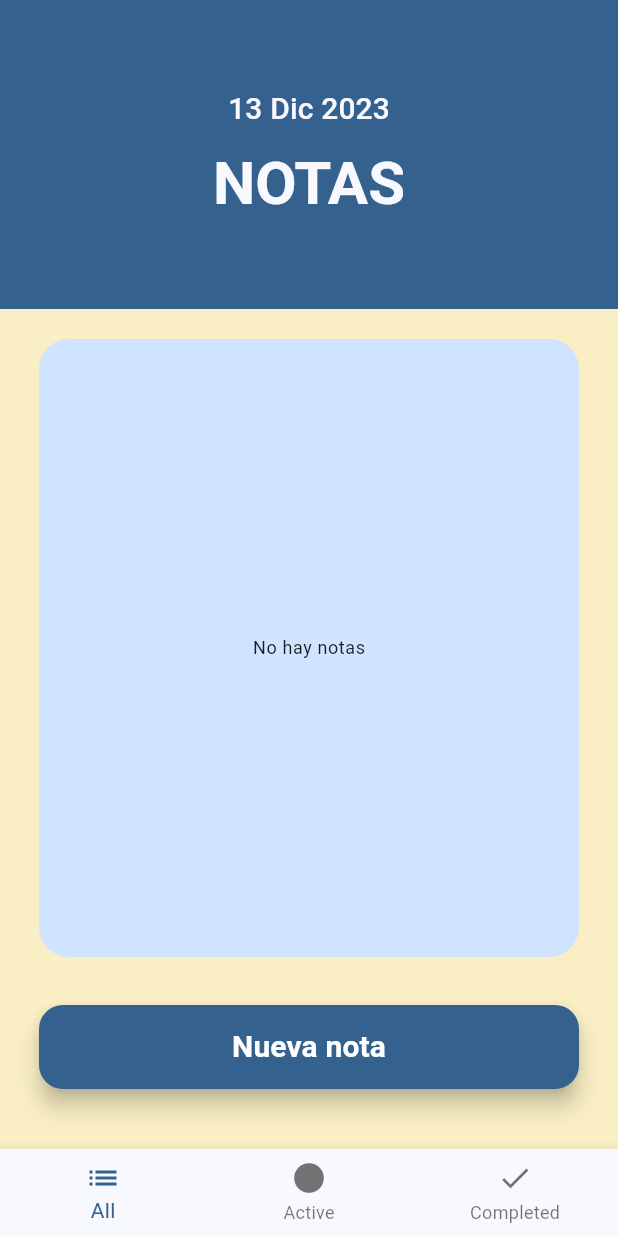
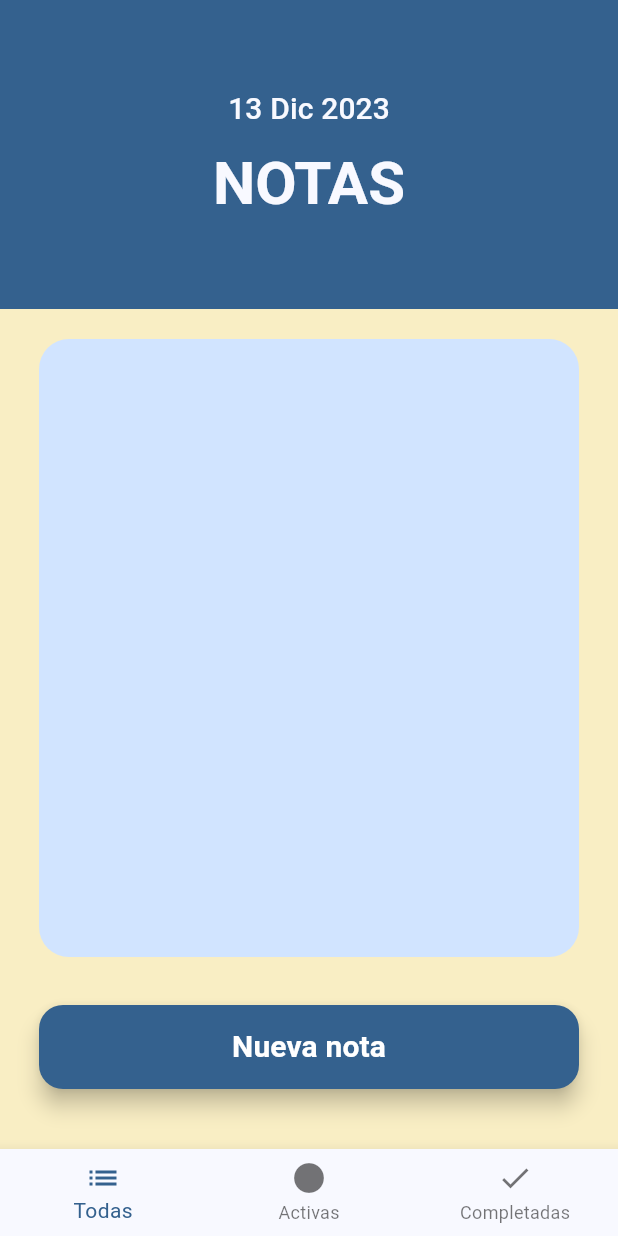
Before and after one commit to LidiaMartMen/Notes-App, a Flutter app: the screen it shows after launch, on a phone screen of 412 x 824 dp. Run offline on Flutter 3.47's test engine with Material 3 defaults, Android fonts, the light colour scheme and no system bars; our stand-ins replace flutter_riverpod, formz, go_router, google_fonts; project files that could hold a hidden picture were left out.

```diff
--- a/lib/providers/notes_provider.dart
+++ b/lib/providers/notes_provider.dart
@@ -8,8 +8,6 @@ class NoteState {
   final DateTime date;
   final NoteCategory category;
   final bool? isCompleted;
-
-  //final NoteCategory category; //TODO
 
   NoteState({
     this.isCompleted = false, //NO COMPLETADA
--- a/lib/widgets/bottom_menu.dart
+++ b/lib/widgets/bottom_menu.dart
@@ -1,33 +1,51 @@
 import 'package:flutter/material.dart';
+import 'package:flutter_riverpod/flutter_riverpod.dart';
+import 'package:notes_app_riverpod/providers/filters_providers.dart';
 
-class BottomMenu extends StatelessWidget {
+class BottomMenu extends ConsumerWidget {
   const BottomMenu({super.key});
 
   @override
-  Widget build(BuildContext context) {
+  Widget build(BuildContext context, WidgetRef ref) {
+
+      //Leer el gestor de estado de los filtros:
+    final filter = ref.watch(noteListFilter);
+      //Dar un index a cada caso:
+      int currentIndex() {
+      switch (filter) {
+        case NoteListFilter.completed:
+          return 2;
+        case NoteListFilter.active:
+          return 1;
+        case NoteListFilter.all:
+          return 0;
+      }
+    }
 
     final colors = Theme.of(context).colorScheme;
 
     return BottomNavigationBar(
+      onTap: (index){
+         if (index == 0) ref.read(noteListFilter.notifier).state = NoteListFilter.all;
+        if (index == 1) ref.read(noteListFilter.notifier).state = NoteListFilter.active;
+        if (index == 2) ref.read(noteListFilter.notifier).state = NoteListFilter.completed;
+      },
       items: const <BottomNavigationBarItem>[
         BottomNavigationBarItem(
-          icon: Icon(Icons.list),
-          label: 'All',
-          tooltip: 'All'
-        ),
+            icon: Icon(Icons.list), label: 'Todas', tooltip: 'Todas'),
         BottomNavigationBarItem(
           icon: Icon(Icons.circle),
-          label: 'Active',
-          tooltip: 'Active',
+          label: 'Activas',
+          tooltip: 'Activas',
         ),
         BottomNavigationBarItem(
           icon: Icon(Icons.done),
-          label: 'Completed',
-          tooltip: 'Completed',
+          label: 'Completadas',
+          tooltip: 'Completadas',
         ),
       ],
-      //currentIndex: currentIndex(),
+      currentIndex: currentIndex(),
       selectedItemColor: colors.primary,
-      );
+    );
   }
 }
--- a/lib/widgets/notes_card.dart
+++ b/lib/widgets/notes_card.dart
@@ -1,7 +1,7 @@
 import 'package:flutter/material.dart';
 import 'package:flutter_riverpod/flutter_riverpod.dart';
 import 'package:notes_app_riverpod/data/entities/entities.dart';
-import 'package:notes_app_riverpod/providers/notes_provider.dart';
+import 'package:notes_app_riverpod/providers/filters_providers.dart';
 import 'package:notes_app_riverpod/utils/extensions.dart';
 import 'package:notes_app_riverpod/widgets/widgets.dart';
 
@@ -14,10 +14,12 @@ class NotesCard extends ConsumerWidget {
 
   @override
   Widget build(BuildContext context, WidgetRef ref) {
-    final List<Note2> notes = ref.watch((notesProvider));
 
-    var emptyNoteDashboard =
-        isCompleted ? 'No hay notas completadas' : 'No hay notas';
+
+    //Obtengo las notas de la lista según el filtro actual:
+    final List<Note2> notesFiltered = ref.watch(filteredNotes);
+
+
 
     final colors = context.colorScheme;
     final deviceSize = context.deviceSize;
@@ -33,19 +35,13 @@ class NotesCard extends ConsumerWidget {
               color: colors.primaryContainer),
           child: Container(
             padding: const EdgeInsets.all(10),
-            child: notes.isEmpty
-                ? Center(
-                    child: Text(
-                      emptyNoteDashboard,
-                      style: context.textTheme.bodySmall,
-                    ),
-                  )
-                : ListView.separated(
+            child:  ListView.separated(
+                  //TODO: CAMBIAR A LISTVIEW.BUILDER Y AÑADIR DISMISSIBLE PARA ELIMINAR NOTAS DESLIZANDO, añadir deleted function en provider
                     itemBuilder: (context, index) {
-                      final note = notes[index];
+                      final note = notesFiltered[index];
 
                       return InkWell(
-                        //TODO: deslizar izq para borrar nota:
+
 
                         onTap: () async {
                           //Mostrar detalles Nota
@@ -73,7 +69,7 @@ class NotesCard extends ConsumerWidget {
                         ),
                       );
                     },
-                    itemCount: notes.length,
+                    itemCount: notesFiltered.length,
                     //AÑADIR UNA LÍNEA ENTRE NOTAS, CAMBIO EL LISTVIEW.BUILDER POR SEPARATED:
                     separatorBuilder: (BuildContext context, int index) {
                       return const SizedBox(
--- a/lib/widgets/vertical_list_notes.dart
+++ b/lib/widgets/vertical_list_notes.dart
@@ -1,6 +1,7 @@
 import 'package:flutter/material.dart';
 import 'package:flutter_riverpod/flutter_riverpod.dart';
 import 'package:go_router/go_router.dart';
+
 import 'package:notes_app_riverpod/utils/extensions.dart';
 import 'package:notes_app_riverpod/widgets/widgets.dart';
 
@@ -9,6 +10,8 @@ class VerticalListNotes extends ConsumerWidget {
 
   @override
   Widget build(BuildContext context, WidgetRef ref) {
+
+
 
 
     return SingleChildScrollView(
@@ -20,7 +23,6 @@ class VerticalListNotes extends ConsumerWidget {
           crossAxisAlignment: CrossAxisAlignment.stretch,
           children: [
             const Expanded(child: NotesCard()),
-
             const SizedBox(
               height: 10,
             ),
@@ -29,7 +31,6 @@ class VerticalListNotes extends ConsumerWidget {
                 foregroundColor: Colors.white,
                 backgroundColor: context.colorScheme.primary,
                 onPressed: () {
-
                   context.go('/new-note'); //Ir a new-note
                 },
                 child: Text(
```
